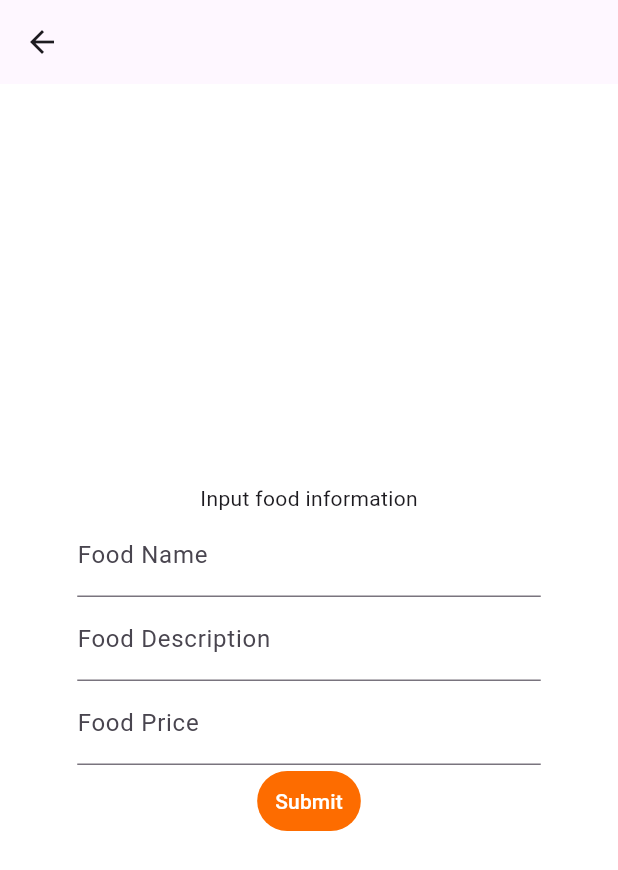
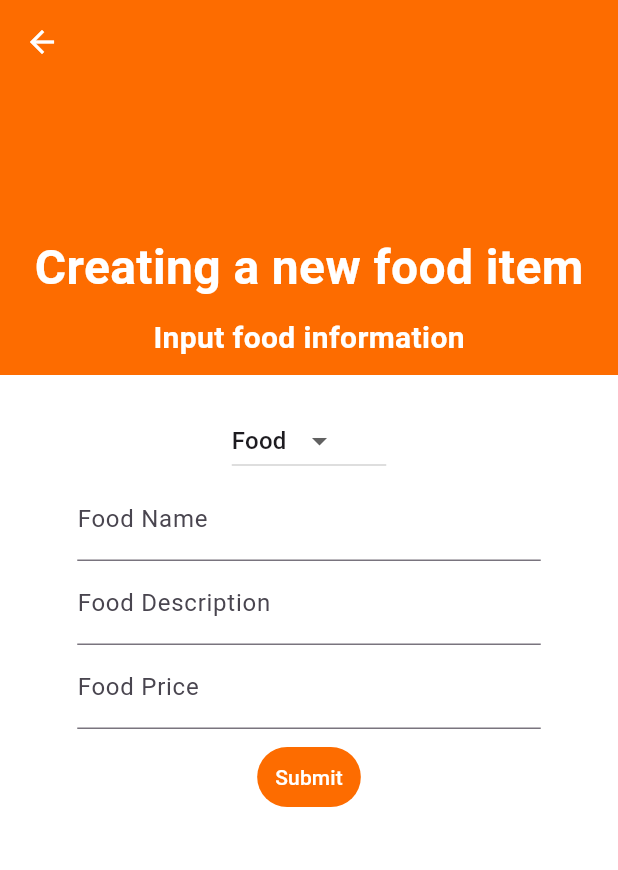
Before and after one commit to ChrisGit889/eatzy_food_delivery, a Flutter app: the AddFood screen opened directly, on a phone screen of 412 x 824 dp. Shown: the top 870 px of the screen. Run offline on Flutter 3.47's test engine with Material 3 defaults, Android fonts, the phone set to English and light mode, and no system bars; our stand-ins replace carousel_slider, cloud_firestore, firebase_auth, firebase_core, google_fonts, google_maps_flutter and 2 more; missing offline and left inert: custom_map_markers; accounts and stored records are empty.

Commit message:
Refined seller item backend logic

```diff
--- a/lib/screens/seller/seller_add_food.dart
+++ b/lib/screens/seller/seller_add_food.dart
@@ -17,10 +17,15 @@ class _AddFoodState extends State<AddFood> {
   bool isError = false;
   String errorMessage = "";
 
+  String dropDownValue = "food";
+
   @override
   Widget build(BuildContext context) {
     return Scaffold(
+      extendBodyBehindAppBar: true,
       appBar: AppBar(
+        backgroundColor: Colors.transparent,
+        foregroundColor: Colors.white,
         leading: IconButton(
           onPressed: () {
             Navigator.pop(context);
@@ -32,9 +37,60 @@ class _AddFoodState extends State<AddFood> {
         mainAxisAlignment: MainAxisAlignment.center,
         children: [
           Column(
-            mainAxisAlignment: MainAxisAlignment.center,
             children: [
-              Text("Input food information"),
+              SizedBox(
+                height: 250,
+                width: MediaQuery.widthOf(context),
+                child: DecoratedBox(
+                  decoration: BoxDecoration(color: EATZY_ORANGE),
+                  child: Column(
+                    mainAxisAlignment: MainAxisAlignment.end,
+                    children: [
+                      Text(
+                        "Creating a new food item",
+                        style: TextStyle(
+                          fontSize: 32,
+                          fontWeight: FontWeight.bold,
+                          color: Colors.white,
+                        ),
+                      ),
+                      Padding(
+                        padding: const EdgeInsets.all(10.0),
+                        child: Text(
+                          "Input food information",
+                          style: TextStyle(
+                            fontSize: 20,
+                            fontWeight: FontWeight.bold,
+                            color: Colors.white,
+                          ),
+                        ),
+                      ),
+                    ],
+                  ),
+                ),
+              ),
+              SizedBox(height: 20),
+              SizedBox(
+                width: MediaQuery.widthOf(context) * 1 / 4,
+                child: DropdownButton(
+                  value: dropDownValue,
+                  onChanged: (value) {
+                    setState(() {
+                      dropDownValue = value!;
+                    });
+                  },
+                  items: [
+                    DropdownMenuItem<String>(
+                      value: "food",
+                      child: Text("Food"),
+                    ),
+                    DropdownMenuItem<String>(
+                      value: "drinks",
+                      child: Text("Drinks"),
+                    ),
+                  ],
+                ),
+              ),
               SizedBox(
                 width: MediaQuery.widthOf(context) * 3 / 4,
                 child: TextField(
@@ -65,7 +121,9 @@ class _AddFoodState extends State<AddFood> {
               isError
                   ? Text(errorMessage, style: TextStyle(color: Colors.red))
                   : SizedBox(),
-              TextButton(
+              Padding(
+                padding: const EdgeInsets.all(8.0),
+                child: TextButton(
                   onPressed: () async {
                     isError = false;
                     await errorCheckInput();
@@ -75,6 +133,7 @@ class _AddFoodState extends State<AddFood> {
                         nameController.text,
                         descriptionController.text,
                         priceController.text,
+                        dropDownValue,
                       );
                       if (res) {
                         Navigator.pop(context);
@@ -90,6 +149,7 @@ class _AddFoodState extends State<AddFood> {
                   child: const Text(
                     "Submit",
                     style: TextStyle(color: Color(0xFFFFFFFF)),
+                  ),
                 ),
               ),
             ],
--- a/lib/screens/seller/seller_dashboard_screen.dart
+++ b/lib/screens/seller/seller_dashboard_screen.dart
@@ -37,6 +37,7 @@ class _SellerDashboardState extends State<SellerDashboard> {
                       name: i["name"],
                       desc: i["description"],
                       price: int.tryParse(i["price"].toString())!,
+                      type: i["type"],
                       thenDo: () {
                         setState(() {});
                       },
--- a/lib/utils/utils_seller.dart
+++ b/lib/utils/utils_seller.dart
@@ -36,7 +36,7 @@ Future<bool> getSellerStatus() {
       .then((value) => value.exists);
 }
 
-Future<bool> makeNewSellerItem(name, desc, price) async {
+Future<bool> makeNewSellerItem(name, desc, price, type) async {
   try {
     var currentDoc = FirebaseFirestore.instance
         .collection("seller-food")
@@ -51,6 +51,7 @@ Future<bool> makeNewSellerItem(name, desc, price) async {
       "name": name,
       "description": desc,
       "price": int.parse(price),
+      "type": type,
     };
     tempData.add(newItem);
     await currentDoc.set({"foods": tempData});
@@ -106,6 +107,7 @@ Future changeFoodItemFromName(
   newName,
   newDesc,
   newPrice,
+  type,
 ) async {
   try {
     var currentDoc = FirebaseFirestore.instance
@@ -122,6 +124,7 @@ Future changeFoodItemFromName(
         i["name"] = newName;
         i["description"] = newDesc;
         i["price"] = newPrice;
+        i["type"] = type;
       }
     }
     await currentDoc.set({"foods": tempData});
```
Also changed, not shown: lib/screens/seller/seller_edit_food.dart (+65 -3 lines), lib/widgets/seller_item.dart (+28 -3 lines). Lines whose indentation alone changed are shown as unchanged.
